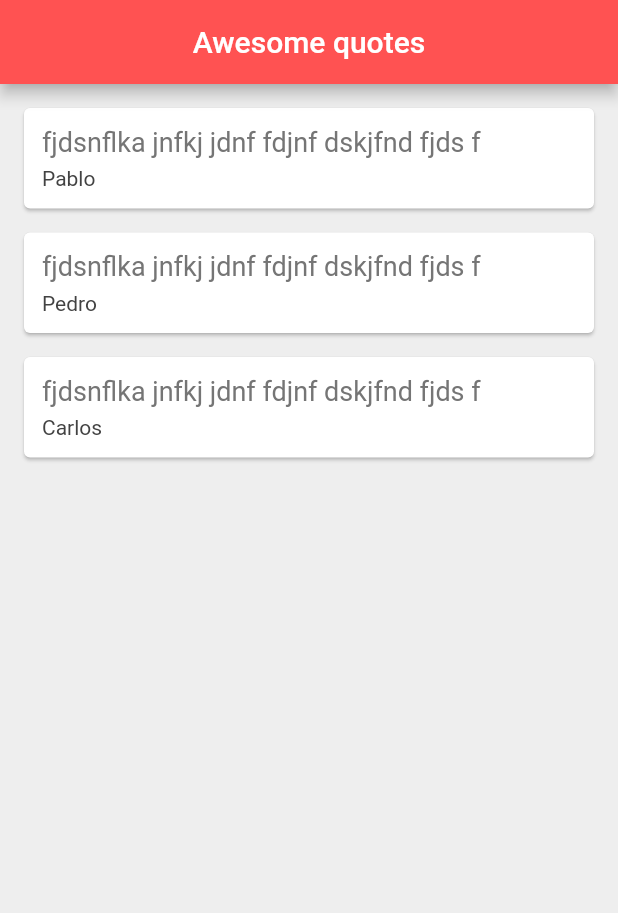
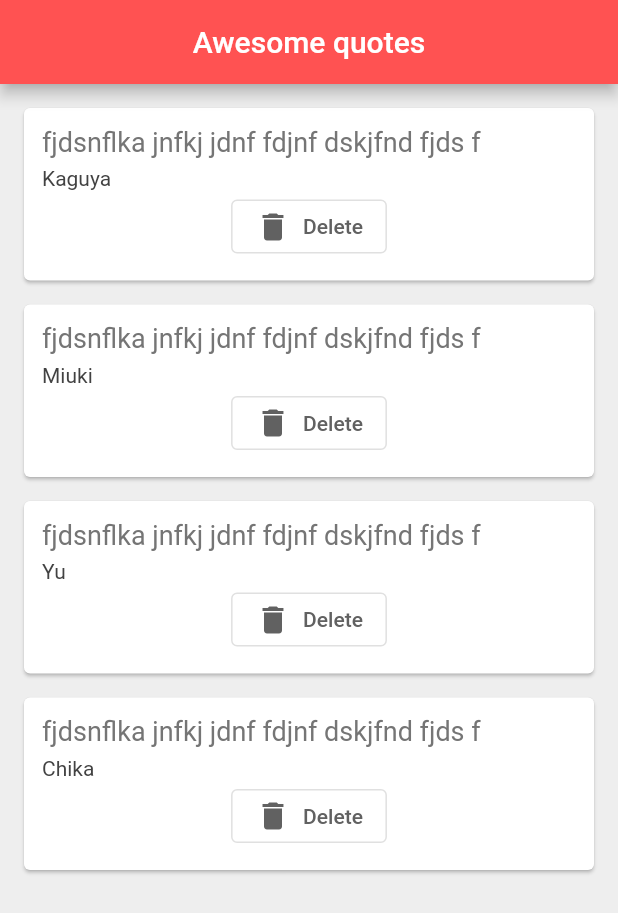
Before and after one commit to fandres51/flutter_learning, a Flutter app: the screen it shows after launch, on a phone screen of 412 x 824 dp. Shown: the top 913 px of the screen. Run offline on Flutter 3.47's test engine with Material 2 defaults, Android fonts, the phone set to English and light mode, and no system bars.

Commit message:
quotes finished

```diff
--- a/lists_of_data/lib/main.dart
+++ b/lists_of_data/lib/main.dart
@@ -15,10 +15,17 @@ class QuoteList extends StatefulWidget {
 
 class _QuoteListState extends State<QuoteList> {
   List<Quote> quotes = [
-    Quote(author: 'Pablo', text: 'fjdsnflka jnfkj jdnf fdjnf dskjfnd fjds f'),
-    Quote(author: 'Pedro', text: 'fjdsnflka jnfkj jdnf fdjnf dskjfnd fjds f'),
-    Quote(author: 'Carlos', text: 'fjdsnflka jnfkj jdnf fdjnf dskjfnd fjds f')
+    Quote(author: 'Kaguya', text: 'fjdsnflka jnfkj jdnf fdjnf dskjfnd fjds f'),
+    Quote(author: 'Miuki', text: 'fjdsnflka jnfkj jdnf fdjnf dskjfnd fjds f'),
+    Quote(author: 'Yu', text: 'fjdsnflka jnfkj jdnf fdjnf dskjfnd fjds f'),
+    Quote(author: 'Chika', text: 'fjdsnflka jnfkj jdnf fdjnf dskjfnd fjds f'),
   ];
+
+  delete(Quote quote) {
+    setState(() {
+      quotes.remove(quote);
+    });
+  }
 
   @override
   Widget build(BuildContext context) {
@@ -30,7 +37,10 @@ class _QuoteListState extends State<QuoteList> {
           backgroundColor: Colors.redAccent,
         ),
         body: Column(
-          children: quotes.map((quote) => QuoteCard(quote: quote)).toList(),
+          children: quotes
+              .map((quote) =>
+                  QuoteCard(quote: quote, delete: () => delete(quote)))
+              .toList(),
         ));
   }
 }
--- a/lists_of_data/lib/quote_card.dart
+++ b/lists_of_data/lib/quote_card.dart
@@ -3,7 +3,8 @@ import 'quote.dart';
 
 class QuoteCard extends StatelessWidget {
   final Quote quote;
-  QuoteCard({required this.quote});
+  final Function() delete;
+  QuoteCard({required this.quote, required this.delete});
 
   @override
   Widget build(BuildContext context) {
@@ -23,7 +24,17 @@ class QuoteCard extends StatelessWidget {
                 style: TextStyle(
                   fontSize: 14,
                   color: Colors.grey[800],
-                ))
+                )),
+            Center(
+              child: OutlinedButton.icon(
+                  onPressed: delete,
+                  icon: Icon(
+                    Icons.delete,
+                    color: Colors.grey[700],
+                  ),
+                  label: Text('Delete',
+                      style: TextStyle(color: Colors.grey[700]))),
+            )
           ],
         ),
       ),
```
